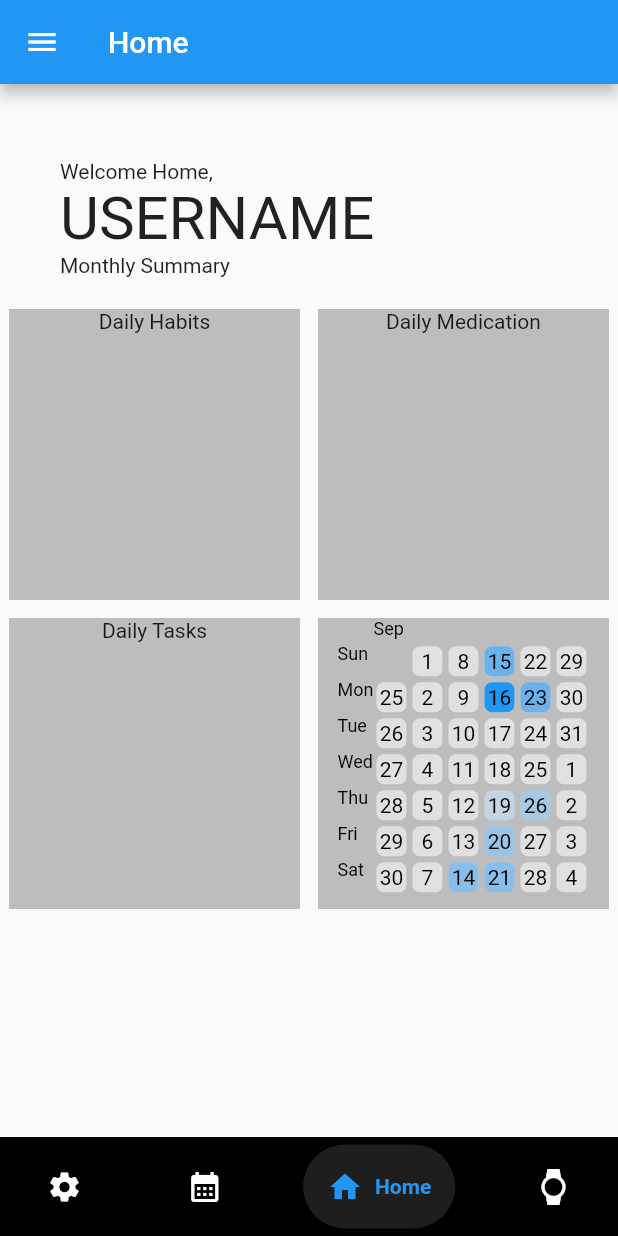
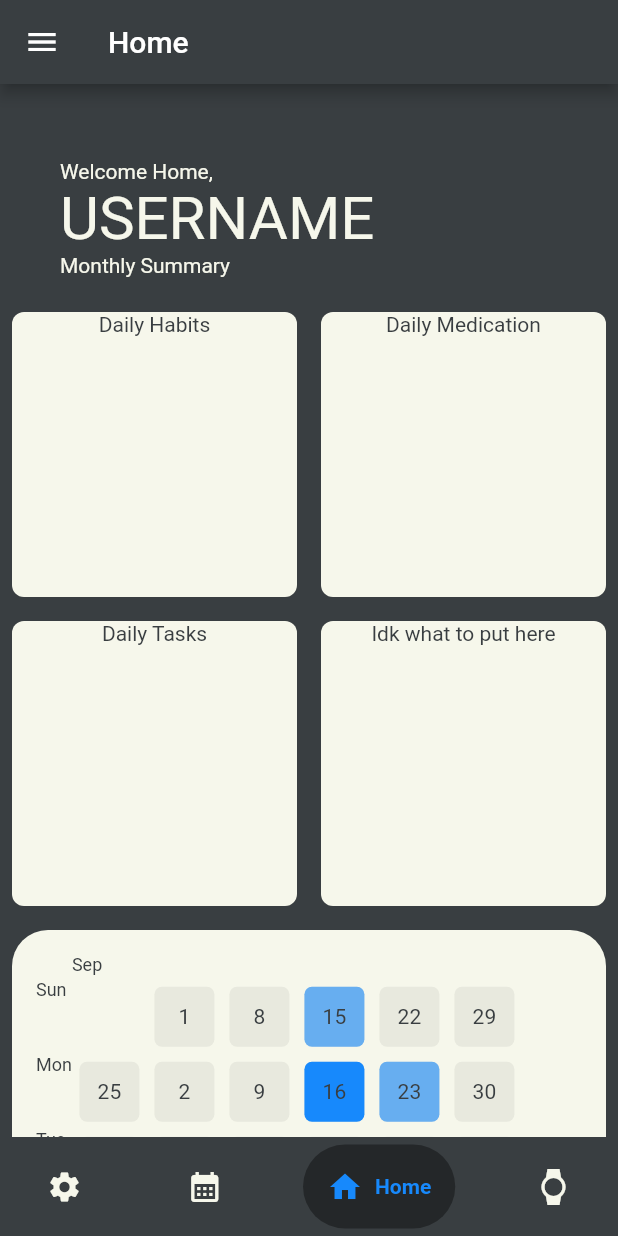
Before and after one commit to Lagrossa/COSC_4319, a Flutter app: the HomeScreen screen opened by its route, on a phone screen of 412 x 824 dp. Run offline on Flutter 3.47's test engine with Material 2 defaults, Android fonts, the phone set to English and light mode, and no system bars; drawn by our look-alikes of flutter_heatmap_calendar, google_nav_bar; our stand-ins replace firebase_auth, firebase_core, flutter_slidable, percent_indicator; accounts and stored records are empty.

Commit message:
UI Changes

```diff
--- a/lib/Features/User_Auth/Presentation/Pages/home_screen.dart
+++ b/lib/Features/User_Auth/Presentation/Pages/home_screen.dart
@@ -1,6 +1,8 @@
 import 'package:addvisor/components/drawer_nav.dart';
 import 'package:addvisor/components/habit_heat_map.dart';
 import 'package:addvisor/components/homeBoxes.dart';
+import 'package:addvisor/components/nav_bar.dart';
+import 'package:addvisor/components/themeColors.dart';
 import 'package:flutter/material.dart';
 import 'package:google_nav_bar/google_nav_bar.dart';
 
@@ -10,17 +12,19 @@ class HomeScreen extends StatelessWidget {
   @override
   Widget build(BuildContext context) {
     return Scaffold(
+        backgroundColor: ThemeColors.grey,
         appBar: AppBar(
-        title: Text("Home"),
+          title: const Text("Home"),
+          backgroundColor: ThemeColors.grey,
         ),
         drawer: DrawerNav(),
-      body: SafeArea(
+        body: SingleChildScrollView(
           child: Column(
             crossAxisAlignment: CrossAxisAlignment.start,
             mainAxisAlignment: MainAxisAlignment.center,
             children: [
-            SizedBox(height: 50, width: 50),
-            Padding(
+              const SizedBox(height: 50, width: 50),
+              const Padding(
                 padding: EdgeInsets.symmetric(horizontal: 40),
                 child: Column(
                   crossAxisAlignment: CrossAxisAlignment.start,
@@ -33,60 +37,45 @@ class HomeScreen extends StatelessWidget {
                   ],
                 ),
               ),
-            Padding(
+              const Padding(
                 padding: EdgeInsets.symmetric(horizontal: 40.0),
                 child: Text("Monthly Summary"),
               ),
-            SizedBox(height: 15, width: 15),
-            Expanded(
+              const SizedBox(height: 15, width: 15),
+              Column(
+                children: [
+                  SizedBox(
                     child: GridView.builder(
+                        shrinkWrap: true,
+                        physics: const BouncingScrollPhysics(),
                         itemCount: 4,
                         gridDelegate:
                             const SliverGridDelegateWithFixedCrossAxisCount(
                                 crossAxisCount: 2),
                         itemBuilder: (context, index) {
                           return HomeBoxes(index: index);
-                    })),
-            //Container(height: 300, width: 300, child: HabitHeatMap()),
+                        }),
+                  ),
+                  SingleChildScrollView(
+                      child: Padding(
+                    padding: const EdgeInsets.all(8.0),
+                    child: Container(
+                      width: 400,
+                      decoration: BoxDecoration(
+                          color: ThemeColors.ivory,
+                          borderRadius: BorderRadius.all(Radius.circular(24))),
+                      alignment: Alignment.bottomLeft,
+                      child: Padding(
+                        padding: const EdgeInsets.all(16.0),
+                        child: HabitHeatMap(),
+                      ),
+                    ),
+                  )),
+                ],
+              ),
             ],
           ),
         ),
-      bottomNavigationBar: Container(
-        color: Colors.black,
-        child: Padding(
-          padding: const EdgeInsets.symmetric(horizontal: 15, vertical: 5),
-          child: GNav(
-            gap: 8,
-            backgroundColor: Colors.black,
-            activeColor: Colors.blue,
-            color: Colors.white,
-            padding: EdgeInsets.all(16),
-            tabBackgroundColor: Color.fromARGB(255, 31, 30, 30),
-            selectedIndex: 2,
-            onTabChange: (index) {
-              switch (index) {
-                case 0:
-                  //settings code
-                  break;
-                case 1:
-                  Navigator.pushNamed(context, "/tasks");
-                  break;
-                case 2:
-                  //Nothing..?
-                  break;
-                case 3:
-                  Navigator.pushNamed(context, "/trackers");
-              }
-            },
-            tabs: [
-              GButton(icon: Icons.settings, text: "Settings"),
-              GButton(icon: Icons.calendar_month, text: "Tasks"),
-              GButton(icon: Icons.home, text: "Home"),
-              GButton(icon: Icons.watch, text: "Trackers"),
-            ],
-          ),
-        ),
-      ),
-    );
+        bottomNavigationBar: const AppNavBar());
   }
 }
--- a/lib/components/habit_heat_map.dart
+++ b/lib/components/habit_heat_map.dart
@@ -1,5 +1,6 @@
 import 'package:flutter/material.dart';
 import 'package:flutter_heatmap_calendar/flutter_heatmap_calendar.dart';
+import 'themeColors.dart';
 
 class HabitHeatMap extends StatelessWidget {
   @override
@@ -18,28 +19,29 @@ class HabitHeatMap extends StatelessWidget {
         DateTime(2023, 10, 21): 6,
         DateTime(2023, 10, 19): 2,
         DateTime(2023, 10, 19): 2,
-        DateTime.now().subtract(Duration(days: 1)): 10,
+        DateTime.now().subtract(const Duration(days: 1)): 10,
       },
-      size: 20,
-      defaultColor: Colors.grey[300],
+      size: 40,
+      defaultColor: const Color.fromARGB(255, 232, 233, 222),
       startDate: DateTime.now().subtract(Duration(days: hMapLength)),
+      margin: EdgeInsets.all(5),
       endDate: DateTime.now(),
       colorMode: ColorMode.opacity,
       showColorTip: false,
       showText: true,
-      textColor: Colors.black,
+      textColor: ThemeColors.grey,
       scrollable: true,
-      colorsets: {
-        1: const Color.fromARGB(20, 33, 150, 243),
-        2: const Color.fromARGB(40, 33, 150, 243),
-        3: Color.fromARGB(59, 17, 23, 29),
-        4: const Color.fromARGB(80, 33, 150, 243),
-        5: const Color.fromARGB(100, 33, 150, 243),
-        6: const Color.fromARGB(140, 33, 150, 243),
-        7: const Color.fromARGB(160, 33, 150, 243),
-        8: const Color.fromARGB(180, 33, 150, 243),
-        9: const Color.fromARGB(220, 33, 150, 243),
-        10: const Color.fromARGB(255, 33, 150, 243),
+      colorsets: const {
+        1: Color.fromARGB(20, 23, 137, 252),
+        2: Color.fromARGB(40, 23, 137, 252),
+        3: Color.fromARGB(60, 23, 137, 252),
+        4: Color.fromARGB(80, 23, 137, 252),
+        5: Color.fromARGB(100, 23, 137, 252),
+        6: Color.fromARGB(140, 23, 137, 252),
+        7: Color.fromARGB(160, 23, 137, 252),
+        8: Color.fromARGB(180, 23, 137, 252),
+        9: Color.fromARGB(220, 23, 137, 252),
+        10: ThemeColors.darkBlue,
       },
       onClick: (value) {
         // Maybe Show % Completed Alertbox?
--- a/lib/components/homeBoxes.dart
+++ b/lib/components/homeBoxes.dart
@@ -1,5 +1,7 @@
 import 'package:addvisor/components/habit_heat_map.dart';
+import 'package:addvisor/components/themeColors.dart';
 import 'package:flutter/material.dart';
+import 'themeColors.dart';
 
 class HomeBoxes extends StatelessWidget {
   final int index;
@@ -11,22 +13,28 @@ class HomeBoxes extends StatelessWidget {
   List boxStuff = [
     Container(
       child: Column(
-        children: [Text("Daily Habits")],
+        children: [
+          Text("Daily Habits", style: TextStyle(color: ThemeColors.grey))
+        ],
       ),
     ),
-    Text("Daily Medication"),
-    Text("Daily Tasks"),
-    HabitHeatMap(),
+    Text("Daily Medication", style: TextStyle(color: ThemeColors.grey)),
+    Text("Daily Tasks", style: TextStyle(color: ThemeColors.grey)),
+    Text("Idk what to put here", style: TextStyle(color: ThemeColors.grey)),
+    //HabitHeatMap(),
   ];
 
   @override
   Widget build(BuildContext context) {
     return Padding(
-      padding: const EdgeInsets.all(6.0),
+      padding: const EdgeInsets.all(8.0),
       child: Container(
         width: 300,
         height: 300,
-        decoration: BoxDecoration(color: Colors.grey[400]),
+        decoration: BoxDecoration(
+          color: ThemeColors.ivory,
+          borderRadius: BorderRadius.circular(8),
+        ),
         child: Column(children: [
           boxStuff[index],
         ]),
--- /dev/null
+++ b/lib/components/nav_bar.dart
@@ -0,0 +1,47 @@
+import 'package:addvisor/components/themeColors.dart';
+import 'package:flutter/material.dart';
+import 'package:google_nav_bar/google_nav_bar.dart';
+
+class AppNavBar extends StatelessWidget {
+  const AppNavBar({super.key});
+
+  @override
+  Widget build(BuildContext context) {
+    return Container(
+      color: ThemeColors.grey,
+      child: Padding(
+        padding: const EdgeInsets.symmetric(horizontal: 15, vertical: 5),
+        child: GNav(
+          gap: 8,
+          backgroundColor: ThemeColors.grey,
+          activeColor: ThemeColors.darkBlue,
+          color: ThemeColors.ivory,
+          padding: EdgeInsets.all(16),
+          tabBackgroundColor: const Color.fromARGB(255, 36, 39, 41),
+          selectedIndex: 2,
+          onTabChange: (index) {
+            switch (index) {
+              case 0:
+                //settings code
+                break;
+              case 1:
+                Navigator.pushNamed(context, "/tasks");
+                break;
+              case 2:
+                //Nothing..?
+                break;
+              case 3:
+                Navigator.pushNamed(context, "/trackers");
+            }
+          },
+          tabs: [
+            GButton(icon: Icons.settings, text: "Settings"),
+            GButton(icon: Icons.calendar_month, text: "Tasks"),
+            GButton(icon: Icons.home, text: "Home"),
+            GButton(icon: Icons.watch, text: "Trackers"),
+          ],
+        ),
+      ),
+    );
+  }
+}
--- /dev/null
+++ b/lib/components/themeColors.dart
@@ -0,0 +1,9 @@
+import 'package:flutter/material.dart';
+
+class ThemeColors {
+  static const Color red = Color(0xFFE94F37);
+  static const Color grey = Color(0xFF393E41);
+  static const Color ivory = Color(0xFFF6F7EB);
+  static const Color darkBlue = Color(0xFF1789FC);
+  static const Color lightBlue = Color(0xFF1E96FC);
+}
--- a/pubspec.yaml
+++ b/pubspec.yaml
@@ -43,6 +43,9 @@ dependencies:
   flutter_slidable: ^1.2.0
   flutter_heatmap_calendar: ^1.0.5
   percent_indicator: ^3.4.0
+  flutter_map:
+        git:
+            url: https://github.com/fleaflet/flutter_map.git
 
 dev_dependencies:
   flutter_test:
```
Also changed, not shown: lib/components/habitBox.dart (+15 -10 lines), lib/main.dart (+33 -2 lines), pubspec.lock. Lines whose indentation alone changed are shown as unchanged.
